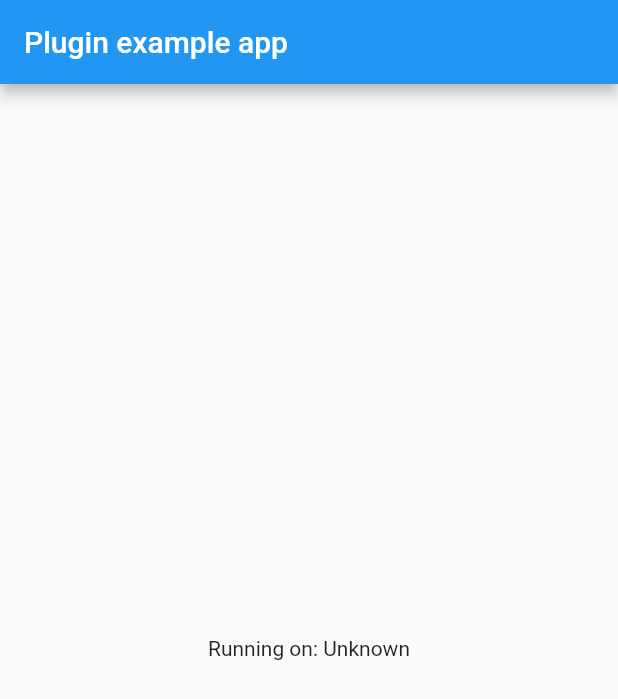
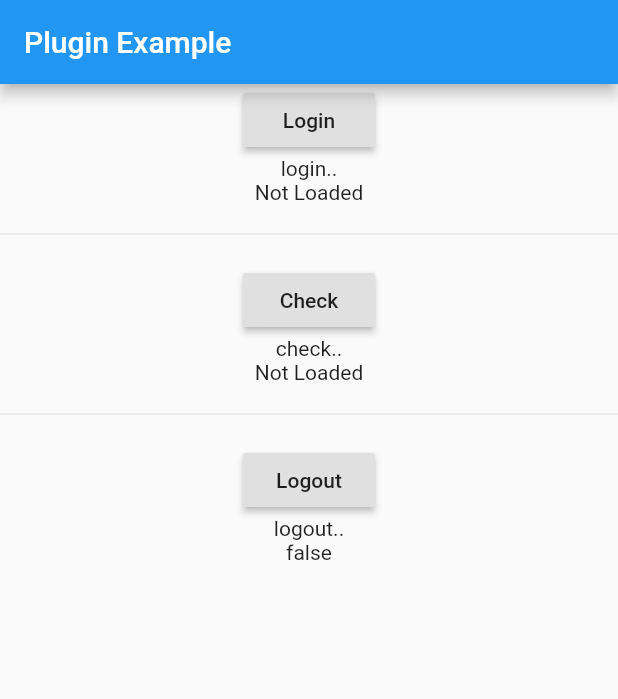
Before and after one commit to msayed-net/user_auth, a Flutter app: the screen it shows after launch, on a phone screen of 412 x 824 dp. Shown: the top 699 px of the screen. Run offline on Flutter 3.47's test engine with Material 2 defaults, Android fonts, the phone set to English and light mode, and no system bars; our stand-ins replace dio.

Commit message:
implement what already done

```diff
--- a/example/lib/main.dart
+++ b/example/lib/main.dart
@@ -1,10 +1,13 @@
 import 'package:flutter/material.dart';
 import 'dart:async';
-
-import 'package:flutter/services.dart';
 import 'package:user_auth/user_auth.dart';
 
-void main() => runApp(MyApp());
+UserAuth user = new UserAuth();
+var activeUser, checkedUser, loggedOut = false;
+Future main() async {
+  await user.init('https://mazeg.adortyyy.com/api/', 'email', 'password');
+  runApp(MyApp());
+}
 
 class MyApp extends StatefulWidget {
   @override
@@ -12,32 +15,10 @@ class MyApp extends StatefulWidget {
 }
 
 class _MyAppState extends State<MyApp> {
-  String _platformVersion = 'Unknown';
-
   @override
   void initState() {
     super.initState();
-    initPlatformState();
-  }
-
-  // Platform messages are asynchronous, so we initialize in an async method.
-  Future<void> initPlatformState() async {
-    String platformVersion;
-    // Platform messages may fail, so we use a try/catch PlatformException.
-    try {
-      platformVersion = await UserAuth.platformVersion;
-    } on PlatformException {
-      platformVersion = 'Failed to get platform version.';
-    }
-
-    // If the widget was removed from the tree while the asynchronous platform
-    // message was in flight, we want to discard the reply rather than calling
-    // setState to update our non-existent appearance.
-    if (!mounted) return;
-
-    setState(() {
-      _platformVersion = platformVersion;
-    });
+    loggedOut = false;
   }
 
   @override
@@ -45,10 +26,50 @@ class _MyAppState extends State<MyApp> {
     return MaterialApp(
       home: Scaffold(
         appBar: AppBar(
-          title: const Text('Plugin example app'),
+          title: const Text('Plugin Example'),
         ),
-        body: Center(
-          child: Text('Running on: $_platformVersion\n'),
+        body: SingleChildScrollView(
+          child: Column(
+            children: <Widget>[
+              RaisedButton(
+                child: Text('Login'),
+                onPressed: () async {
+                  activeUser = await user.login('vendor@test.com', '123456');
+                  loggedOut = false;
+                  setState(() {});
+                },
+              ),
+              Text('login..'),
+              activeUser != null
+                  ? Text(activeUser.toString())
+                  : Text(user.placeHolder()),
+              Divider(height: 40),
+              RaisedButton(
+                child: Text('Check'),
+                onPressed: () async {
+                  checkedUser =
+                      await user.check('Bearer ', activeUser['api_token']);
+                  setState(() {});
+                },
+              ),
+              Text('check..'),
+              checkedUser != null
+                  ? Text(checkedUser.toString())
+                  : Text(user.placeHolder()),
+              Divider(height: 40),
+              RaisedButton(
+                child: Text('Logout'),
+                onPressed: () async {
+                  loggedOut =
+                      await user.logout('Bearer ', activeUser['api_token']);
+                  activeUser = checkedUser = null;
+                  setState(() {});
+                },
+              ),
+              Text('logout..'),
+              Text(loggedOut.toString()),
+            ],
+          ),
         ),
       ),
     );
--- a/lib/user_auth.dart
+++ b/lib/user_auth.dart
@@ -1,13 +1,91 @@
-import 'dart:async';
-
-import 'package:flutter/services.dart';
+import 'package:dio/dio.dart';
 
 class UserAuth {
-  static const MethodChannel _channel =
-      const MethodChannel('user_auth');
+  // ? vars ? //
+  Dio dio = new Dio();
+  String baseUrl;
+  String userName, userPass;
 
-  static Future<String> get platformVersion async {
-    final String version = await _channel.invokeMethod('getPlatformVersion');
-    return version;
+  ///------------------------------------
+  /// User : init
+  ///------------------------------------
+  /// initialize variables
+  init(apiBaseUrl, username, password) {
+    baseUrl = apiBaseUrl;
+    userName = username;
+    userPass = password;
+  }
+
+  ///------------------------------------
+  /// User : Login
+  ///------------------------------------
+  /// return user data
+  Future<dynamic> login(name, pass) async {
+    // ---- API Base Url ---- //
+    dio.options.baseUrl = baseUrl;
+
+    // ---- Data ---- //
+    FormData formData = FormData.from({
+      userName: name,
+      userPass: pass,
+    });
+
+    // ---- API Call ---- //
+    var response = await dio.post("/user/login", data: formData);
+
+    // ---- Response ---- //
+    if (response.statusCode == 200) {
+      print(response.data['user']);
+    } else {
+      print(response.data);
+    }
+    return response.data['user'];
+  }
+
+  ///------------------------------------
+  /// User : Check
+  ///------------------------------------
+  /// return user data
+  Future<dynamic> check(type, token) async {
+    // ---- API Base Url ---- //
+    dio.options.baseUrl = baseUrl;
+    dio.options.headers['Authorization'] = type + token;
+
+    // ---- API Call ---- //
+    var response = await dio.post("/user/details");
+
+    // ---- Response ---- //
+    if (response.statusCode == 200) {
+      print(response.data['user']);
+    } else {
+      print(response.data);
+    }
+    return response.data['user'];
+  }
+
+  ///------------------------------------
+  /// User : Logout
+  ///------------------------------------
+  /// return user data
+  Future<dynamic> logout(type, token) async {
+    // ---- API Base Url ---- //
+    dio.options.baseUrl = baseUrl;
+    dio.options.headers['Authorization'] = type + token;
+
+    // ---- API Call ---- //
+    var response = await dio.post("/user/logout");
+
+    // ---- Response ---- //
+    if (response.statusCode == 200) {
+      print(response.data);
+      return true;
+    } else {
+      print(response.data);
+      return false;
+    }
+  }
+
+  String placeHolder() {
+    return 'Not Loaded';
   }
 }
```
Also changed, not shown: pubspec.yaml (+11 -42 lines), example/pubspec.lock, pubspec.lock.
